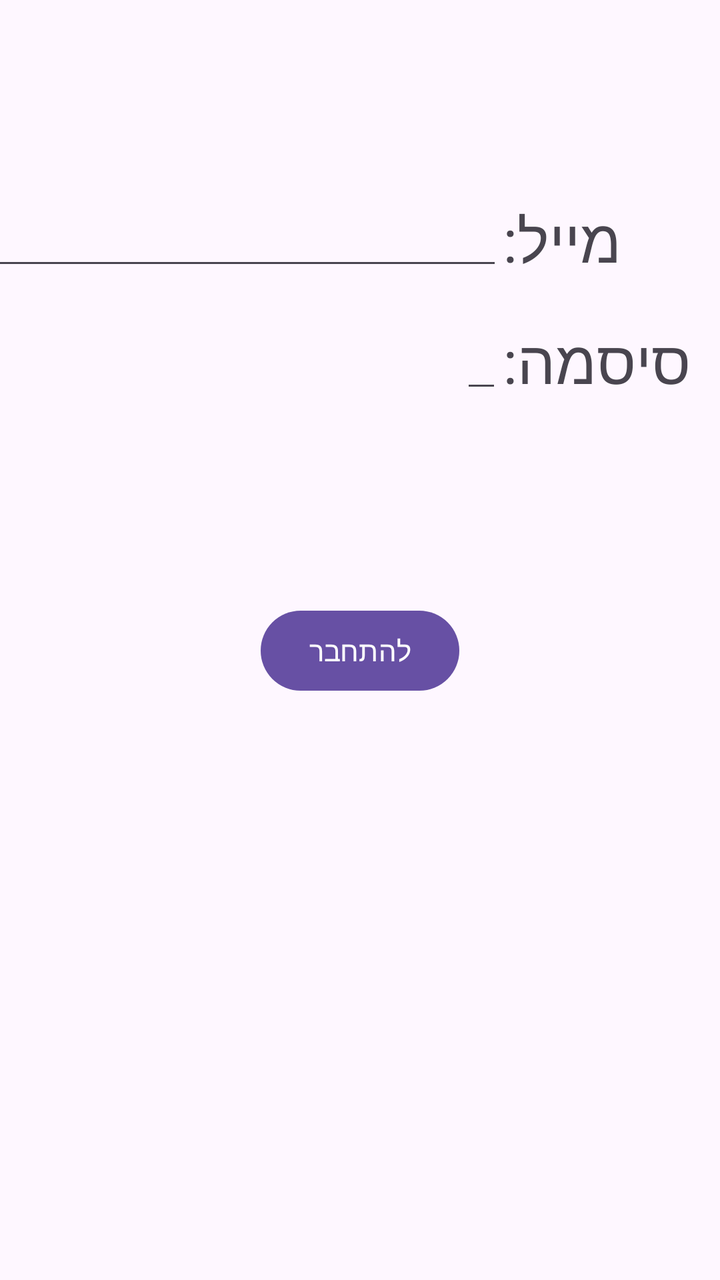
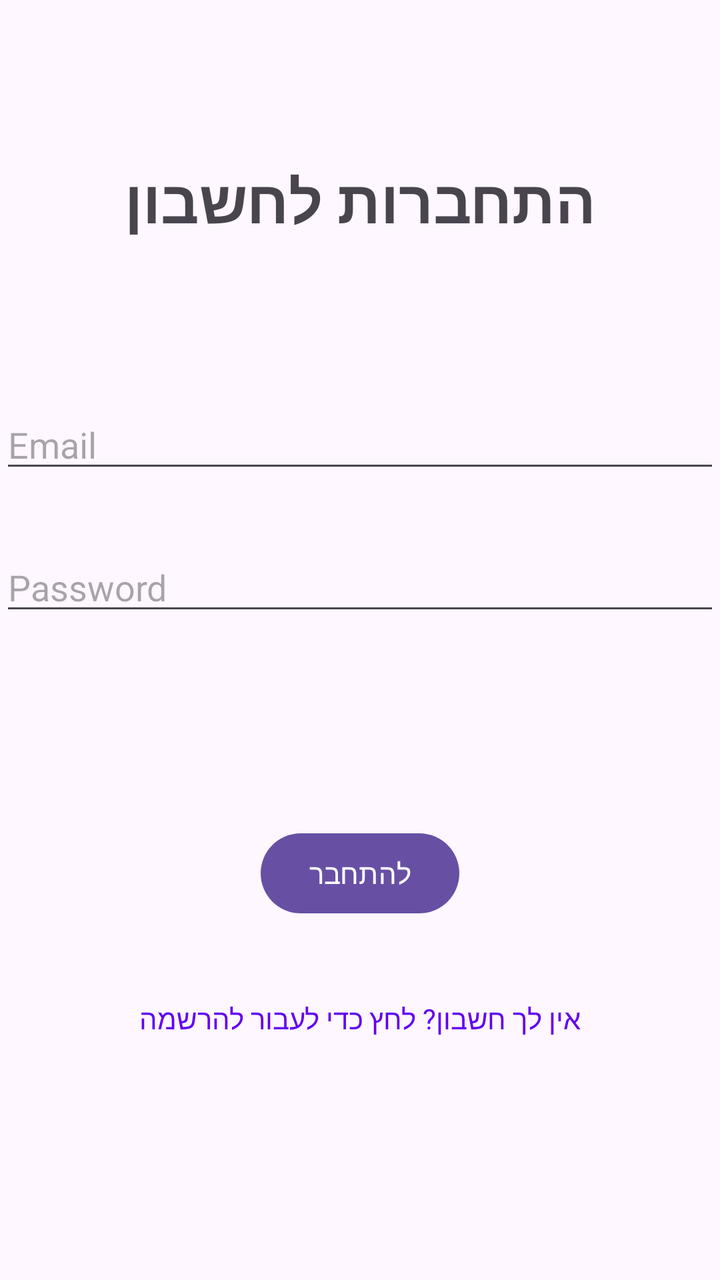

Screens rendered from an Android XML layout before and after an edit, with the pre-edit source and the edit as a unified diff.
<!-- AndroidManifest.xml: application theme Theme.MyFirstFirebaseApplication -->
<!-- res/layout/activity_sign_in.xml -->
<?xml version="1.0" encoding="utf-8"?>
<androidx.constraintlayout.widget.ConstraintLayout xmlns:android="http://schemas.android.com/apk/res/android"
    xmlns:app="http://schemas.android.com/apk/res-auto"
    xmlns:tools="http://schemas.android.com/tools"
    android:id="@+id/main"
    android:layout_width="match_parent"
    android:layout_height="match_parent"
    tools:context=".SignInActivity">

    <TextView
        android:id="@+id/tvMail"
        android:layout_width="wrap_content"
        android:layout_height="wrap_content"
        android:layout_marginRight="50dp"
        android:layout_marginBottom="500dp"
        android:text="מייל:"
        android:textSize="30dp"
        app:layout_constraintBottom_toBottomOf="parent"
        app:layout_constraintEnd_toEndOf="parent" />

    <TextView
        android:id="@+id/tvPass"
        android:layout_width="wrap_content"
        android:layout_height="wrap_content"
        android:layout_marginTop="20dp"
        android:text="סיסמה:"
        android:textSize="30dp"
        app:layout_constraintStart_toStartOf="@+id/tvMail"
        app:layout_constraintTop_toBottomOf="@+id/tvMail" />

    <EditText
        android:id="@+id/etMail"
        android:layout_width="300dp"
        android:layout_height="wrap_content"
        android:layout_marginBottom="20dp"
        app:layout_constraintBottom_toTopOf="@+id/tvPass"
        app:layout_constraintEnd_toStartOf="@+id/tvMail" />

    <EditText
        android:id="@+id/etPass"
        android:layout_width="wrap_content"
        android:layout_height="wrap_content"
        android:layout_marginTop="20dp"
        app:layout_constraintEnd_toStartOf="@+id/tvPass"
        app:layout_constraintTop_toBottomOf="@+id/etMail" />

    <Button
        android:id="@+id/btnSignIn"
        android:layout_width="wrap_content"
        android:layout_height="wrap_content"
        android:text="להתחבר"
        android:layout_marginTop="100dp"
        app:layout_constraintEnd_toEndOf="parent"
        app:layout_constraintStart_toStartOf="parent"
        app:layout_constraintTop_toBottomOf="@+id/etPass" />

</androidx.constraintlayout.widget.ConstraintLayout>
<!-- resources referenced by this layout -->
<resources>
  <style name="Theme.MyFirstFirebaseApplication" parent="Base.Theme.MyFirstFirebaseApplication" />
  <style name="Base.Theme.MyFirstFirebaseApplication" parent="Theme.Material3.DayNight.NoActionBar">
          
          
      </style>
</resources>

<!-- the commit's change to res/layout/activity_sign_in.xml (unified diff, before → after) -->
@@ -8,41 +8,33 @@
     tools:context=".SignInActivity">
 
     <TextView
-        android:id="@+id/tvMail"
+        android:textStyle="bold"
         android:layout_width="wrap_content"
         android:layout_height="wrap_content"
-        android:layout_marginRight="50dp"
-        android:layout_marginBottom="500dp"
-        android:text="מייל:"
+        android:text="התחברות לחשבון"
         android:textSize="30dp"
-        app:layout_constraintBottom_toBottomOf="parent"
-        app:layout_constraintEnd_toEndOf="parent" />
-
-    <TextView
-        android:id="@+id/tvPass"
-        android:layout_width="wrap_content"
-        android:layout_height="wrap_content"
-        android:layout_marginTop="20dp"
-        android:text="סיסמה:"
-        android:textSize="30dp"
-        app:layout_constraintStart_toStartOf="@+id/tvMail"
-        app:layout_constraintTop_toBottomOf="@+id/tvMail" />
+        app:layout_constraintBottom_toTopOf="@+id/etMail"
+        app:layout_constraintEnd_toEndOf="parent"
+        app:layout_constraintStart_toStartOf="parent"
+        app:layout_constraintTop_toTopOf="parent" />
 
     <EditText
         android:id="@+id/etMail"
-        android:layout_width="300dp"
+        android:layout_width="match_parent"
         android:layout_height="wrap_content"
-        android:layout_marginBottom="20dp"
-        app:layout_constraintBottom_toTopOf="@+id/tvPass"
-        app:layout_constraintEnd_toStartOf="@+id/tvMail" />
+        app:layout_constraintEnd_toEndOf="parent"
+        app:layout_constraintTop_toTopOf="parent"
+        android:layout_marginTop="200dp"
+        android:hint="Email"/>
 
     <EditText
         android:id="@+id/etPass"
-        android:layout_width="wrap_content"
+        android:layout_width="match_parent"
         android:layout_height="wrap_content"
-        android:layout_marginTop="20dp"
-        app:layout_constraintEnd_toStartOf="@+id/tvPass"
-        app:layout_constraintTop_toBottomOf="@+id/etMail" />
+        android:layout_marginTop="30dp"
+        app:layout_constraintTop_toBottomOf="@+id/etMail"
+        android:hint="Password"
+        />
 
     <Button
         android:id="@+id/btnSignIn"
@@ -54,4 +46,24 @@
         app:layout_constraintStart_toStartOf="parent"
         app:layout_constraintTop_toBottomOf="@+id/etPass" />
 
+    <TextView
+        android:id="@+id/tvToRegister"
+        android:layout_width="wrap_content"
+        android:layout_height="wrap_content"
+        android:text="אין לך חשבון? לחץ כדי לעבור להרשמה"
+        android:textColor="@color/design_default_color_primary"
+        app:layout_constraintEnd_toEndOf="parent"
+        app:layout_constraintStart_toStartOf="parent"
+        app:layout_constraintTop_toBottomOf="@+id/tvSignInStatus" />
+
+    <TextView
+        android:id="@+id/tvSignInStatus"
+        android:layout_width="wrap_content"
+        android:layout_height="wrap_content"
+        android:textColor="@android:color/holo_red_light"
+        app:layout_constraintEnd_toEndOf="parent"
+        app:layout_constraintStart_toStartOf="parent"
+        app:layout_constraintTop_toBottomOf="@+id/btnSignIn"
+        android:padding="10dp"/>
+
 </androidx.constraintlayout.widget.ConstraintLayout>
